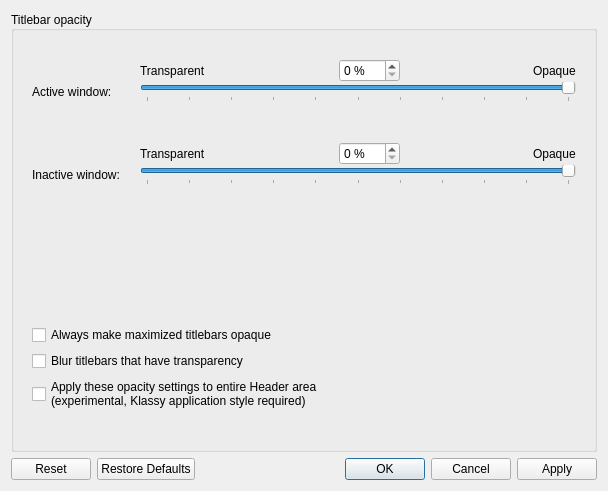
Qt form kdecoration/config/ui/titlebaropacity.ui (paulmcauley/klassy) before a commit.
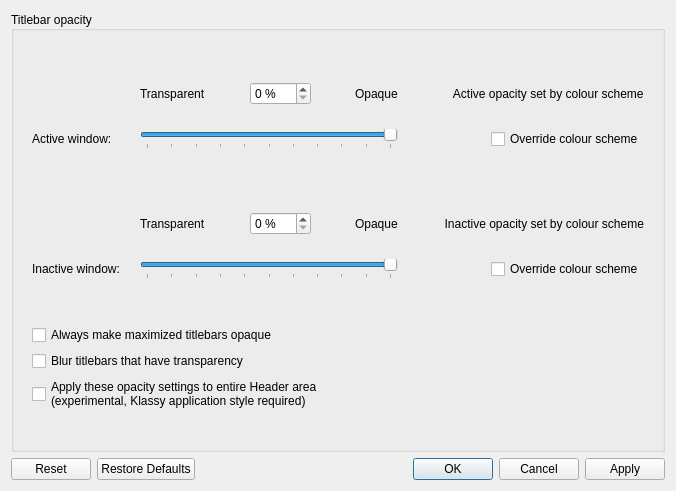
The same form after that commit.

Commit message:
Allow titlebar opacity to be overridden when set in colourscheme
Also change update method of opacity and decoration colour caching in
kstyle

What changed in the file:
```diff
--- a/kdecoration/config/ui/titlebaropacity.ui
+++ b/kdecoration/config/ui/titlebaropacity.ui
@@ -6,7 +6,7 @@
    <rect>
     <x>0</x>
     <y>0</y>
-    <width>608</width>
+    <width>676</width>
     <height>491</height>
    </rect>
   </property>
@@ -56,10 +56,20 @@
          <number>20</number>
         </property>
         <item>
-         <layout class="QFormLayout" name="formLayout_2">
+         <layout class="QGridLayout" name="gridLayout">
           <property name="verticalSpacing">
            <number>0</number>
           </property>
+          <item row="4" column="0">
+           <widget class="QLabel" name="_menuGroupDescription_2">
+            <property name="text">
+             <string>Inactive window:</string>
+            </property>
+            <property name="buddy">
+             <cstring>inactiveTitlebarOpacity_2</cstring>
+            </property>
+           </widget>
+          </item>
           <item row="0" column="1">
            <layout class="QHBoxLayout" name="horizontalLayout">
             <item>
@@ -117,6 +127,97 @@
             </item>
            </layout>
           </item>
+          <item row="3" column="1">
+           <layout class="QHBoxLayout" name="horizontalLayout_2">
+            <item>
+             <widget class="QLabel" name="_menuOpacityTransparentLabel_4">
+              <property name="text">
+               <string>Transparent</string>
+              </property>
+             </widget>
+            </item>
+            <item>
+             <spacer name="horizontalSpacer_16">
+              <property name="orientation">
+               <enum>Qt::Horizontal</enum>
+              </property>
+              <property name="sizeHint" stdset="0">
+               <size>
+                <width>40</width>
+                <height>20</height>
+               </size>
+              </property>
+             </spacer>
+            </item>
+            <item>
+             <widget class="QSpinBox" name="inactiveTitlebarOpacity_2">
+              <property name="suffix">
+               <string> %</string>
+              </property>
+              <property name="maximum">
+               <number>100</number>
+              </property>
+              <property name="value">
+               <number>0</number>
+              </property>
+             </widget>
+            </item>
+            <item>
+             <spacer name="horizontalSpacer_17">
+              <property name="orientation">
+               <enum>Qt::Horizontal</enum>
+              </property>
+              <property name="sizeHint" stdset="0">
+               <size>
+                <width>40</width>
+                <height>20</height>
+               </size>
+              </property>
+             </spacer>
+            </item>
+            <item>
+             <widget class="QLabel" name="_menuOpacityTransparentLabel_3">
+              <property name="text">
+               <string>Opaque</string>
+              </property>
+             </widget>
+            </item>
+           </layout>
+          </item>
+          <item row="4" column="1">
+           <widget class="QSlider" name="inactiveTitlebarOpacity">
+            <property name="minimum">
+             <number>0</number>
+            </property>
+            <property name="maximum">
+             <number>100</number>
+            </property>
+            <property name="singleStep">
+             <number>1</number>
+            </property>
+            <property name="pageStep">
+             <number>10</number>
+            </property>
+            <property name="value">
+             <number>100</number>
+            </property>
+            <property name="orientation">
+             <enum>Qt::Horizontal</enum>
+            </property>
+            <property name="invertedAppearance">
+             <bool>false</bool>
+            </property>
+            <property name="invertedControls">
+             <bool>false</bool>
+            </property>
+            <property name="tickPosition">
+             <enum>QSlider::TicksBelow</enum>
+            </property>
+            <property name="tickInterval">
+             <number>10</number>
+            </property>
+           </widget>
+          </item>
           <item row="1" column="0">
            <widget class="QLabel" name="_menuGroupDescription">
             <property name="text">
@@ -127,40 +228,6 @@
             </property>
            </widget>
           </item>
-          <item row="1" column="1">
-           <widget class="QSlider" name="activeTitlebarOpacity">
-            <property name="minimum">
-             <number>0</number>
-            </property>
-            <property name="maximum">
-             <number>100</number>
-            </property>
-            <property name="singleStep">
-             <number>1</number>
-            </property>
-            <property name="pageStep">
-             <number>10</number>
-            </property>
-            <property name="value">
-             <number>100</number>
-            </property>
-            <property name="orientation">
-             <enum>Qt::Horizontal</enum>
-            </property>
-            <property name="invertedAppearance">
-             <bool>false</bool>
-            </property>
-            <property name="invertedControls">
-             <bool>false</bool>
-            </property>
-            <property name="tickPosition">
-             <enum>QSlider::TicksBelow</enum>
-            </property>
-            <property name="tickInterval">
-             <number>10</number>
-            </property>
-           </widget>
-          </item>
           <item row="2" column="0">
            <spacer name="verticalSpacer_10">
             <property name="orientation">
@@ -177,75 +244,36 @@
             </property>
            </spacer>
           </item>
-          <item row="3" column="1">
-           <layout class="QHBoxLayout" name="horizontalLayout_2">
-            <item>
-             <widget class="QLabel" name="_menuOpacityTransparentLabel_4">
-              <property name="text">
-               <string>Transparent</string>
-              </property>
-             </widget>
-            </item>
-            <item>
-             <spacer name="horizontalSpacer_16">
-              <property name="orientation">
-               <enum>Qt::Horizontal</enum>
-              </property>
-              <property name="sizeHint" stdset="0">
-               <size>
-                <width>40</width>
-                <height>20</height>
-               </size>
-              </property>
-             </spacer>
-            </item>
-            <item>
-             <widget class="QSpinBox" name="inactiveTitlebarOpacity_2">
-              <property name="suffix">
-               <string> %</string>
-              </property>
-              <property name="maximum">
-               <number>100</number>
-              </property>
-              <property name="value">
-               <number>0</number>
-              </property>
-             </widget>
-            </item>
-            <item>
-             <spacer name="horizontalSpacer_17">
-              <property name="orientation">
-               <enum>Qt::Horizontal</enum>
-              </property>
-              <property name="sizeHint" stdset="0">
-               <size>
-                <width>40</width>
-                <height>20</height>
-               </size>
-              </property>
-             </spacer>
-            </item>
-            <item>
-             <widget class="QLabel" name="_menuOpacityTransparentLabel_3">
-              <property name="text">
-               <string>Opaque</string>
-              </property>
-             </widget>
-            </item>
-           </layout>
+          <item row="0" column="2" alignment="Qt::AlignRight">
+           <widget class="QLabel" name="activeTitleBarOpacityFromColorSchemeLabel">
+            <property name="text">
+             <string>        Active opacity set by colour scheme</string>
+            </property>
+           </widget>
           </item>
-          <item row="4" column="0">
-           <widget class="QLabel" name="_menuGroupDescription_2">
+          <item row="1" column="2" alignment="Qt::AlignRight">
+           <widget class="QCheckBox" name="overrideActiveTitleBarOpacity">
             <property name="text">
-             <string>Inactive window:</string>
+             <string>Override colour scheme</string>
             </property>
-            <property name="buddy">
-             <cstring>inactiveTitlebarOpacity_2</cstring>
+           </widget>
+          </item>
+          <item row="3" column="2" alignment="Qt::AlignRight">
+           <widget class="QLabel" name="inactiveTitleBarOpacityFromColorSchemeLabel">
+            <property name="text">
+             <string>        Inactive opacity set by colour scheme</string>
             </property>
            </widget>
           </item>
-          <item row="4" column="1">
-           <widget class="QSlider" name="inactiveTitlebarOpacity">
+          <item row="4" column="2" alignment="Qt::AlignRight">
+           <widget class="QCheckBox" name="overrideInactiveTitleBarOpacity">
+            <property name="text">
+             <string>Override colour scheme</string>
+            </property>
+           </widget>
+          </item>
+          <item row="1" column="1">
+           <widget class="QSlider" name="activeTitlebarOpacity">
             <property name="minimum">
              <number>0</number>
             </property>
```
Left out of the diff: 58 changed lines with no effect on the pictures. The commit also changes 8 other files.
